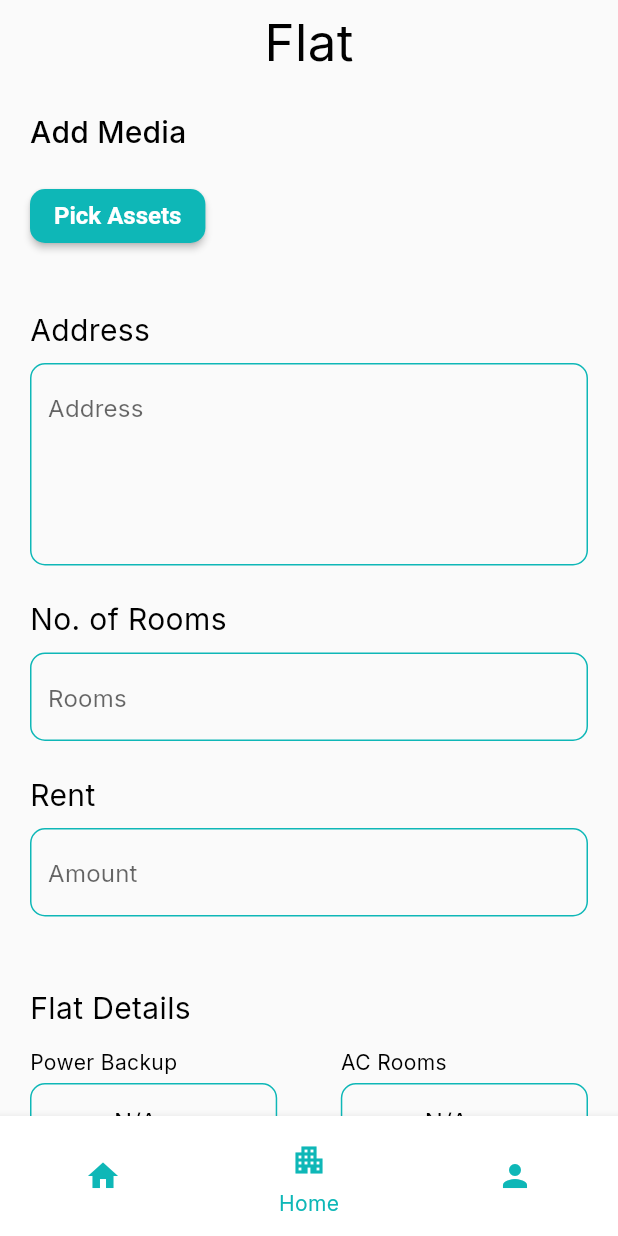
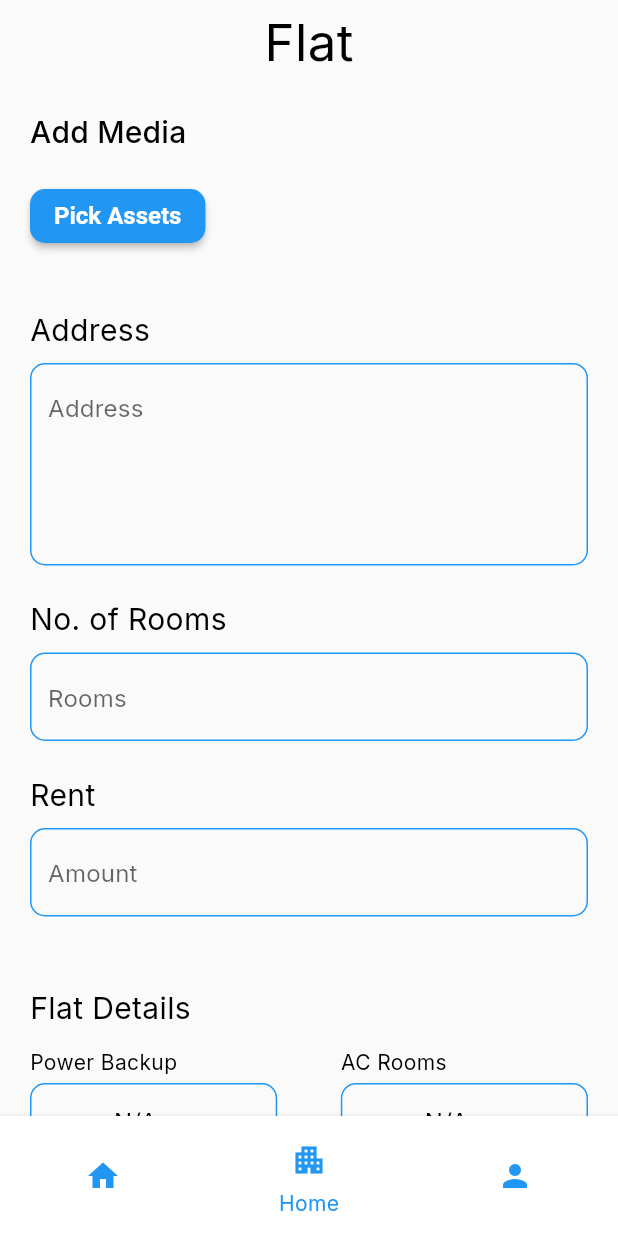
Before and after one commit to A-d-i-b/RentIt-Owner, a Flutter app: the screen it shows after launch, swiped to page 2, on a phone screen of 412 x 824 dp. Run offline on Flutter 3.47's test engine with Material 2 defaults, Android fonts, the light colour scheme and no system bars; our stand-ins replace get, google_fonts, image_picker; missing offline and left inert: wechat_assets_picker; network calls fail.

Commit message:
- added routes - changed primary color - started landing screen - removed web folder

```diff
--- a/lib/Forms/flat_form.dart
+++ b/lib/Forms/flat_form.dart
@@ -14,37 +14,6 @@ class FlatForm extends StatefulWidget {
 
 class _FlatFormState extends State<FlatForm> {
   FlatFormController flatFormController = Get.put(FlatFormController());
-
-  Map<String, String> extra_details = {
-    "Address": "",
-    "No. of Rooms": "",
-    "Rent": "",
-    "Notice Period": "",
-    "Description": "",
-  };
-
-  Map<String, String> Details = {
-    "Power Backup": "N/A", //index 0
-    "AC Rooms": "N/A", //index 1
-    "Maintenance": "N/A", //index 2
-    "Electricity Charges": "N/A", //index 3
-    "Available for": "N/A", // index 4
-    "Preferred Tenants": "N/A", // index 5
-    "Food": "N/A", // index 6
-    "Wifi": "N/A", // index 7
-    "Furniture": "N/A",
-    "BHK": "N/A", // else
-  };
-  // List<DropdownMenuItem<String>> items0 = [
-  //   const DropdownMenuItem(
-  //     value: "N/A",
-  //     child: Text("N/A"),
-  //   ),
-  //   const DropdownMenuItem(
-  //     value: "Students",
-  //     child: Text("Students"),
-  //   ),
-  // ];
 
   final items0 = generateItems(["N/A", "Students"]);
   final items1 = generateItems(["N/A", "Available", "Not Available"]);
@@ -69,33 +38,6 @@ class _FlatFormState extends State<FlatForm> {
     }
     return temp;
   })(4);
-
-  // Expanded TypeSelector(int type, String TypeName) {
-  //   return Expanded(
-  //     child: ElevatedButton(
-  //       onPressed: () {
-  //         if (type == 0) {
-  //           Room_type.add(TypeName);
-  //         }
-  //         if (type == 1) {
-  //           if (Room_type.isNotEmpty) {
-  //             Room_type.remove(TypeName);
-  //           }
-  //         }
-  //         setState(() {
-  //           type == 0 ? type = 1 : type = 0;
-  //         });
-  //       },
-  //       style: ButtonStyle(
-  //           backgroundColor: MaterialStateProperty.all(
-  //               type == 0 ? Colors.white : const Color(0xFF0EB7B7))),
-  //       child: Text(
-  //         TypeName,
-  //         style: TextStyle(color: Colors.black),
-  //       ),
-  //     ),
-  //   );
-  // }
 
   @override
   Widget build(BuildContext context) {
@@ -131,6 +73,7 @@ class _FlatFormState extends State<FlatForm> {
           ),
 
           const SizedBox(height: 5),
+
           Field(
             heading: "Rent",
             hint: "Amount",
--- a/lib/Forms/pg_form.dart
+++ b/lib/Forms/pg_form.dart
@@ -27,9 +27,6 @@ class _PgFormState extends State<PgForm> {
   final items3 = generateItems(["N/A", "Male", "Female", "Both"]);
   final items4 =
       generateItems(["N/A", "Furnished", "Semi Furnished", "Not Furnished"]);
-
-  // Widget dropdownButton(String name, List<DropdownMenuItem<String>> iteam,
-  //         Map<String, String> Details) =>
 
   Widget Button(String type) {
     return Row(
--- a/lib/Screens/flat_screen.dart
+++ b/lib/Screens/flat_screen.dart
@@ -50,14 +50,14 @@ class _FlatState extends State<FlatHome> {
         centerTitle: true,
       ),
       body: ListView(
-        children: [
-          const SizedBox(
+        children: const [
+          SizedBox(
             height: 20,
           ),
           Padding(
               padding: EdgeInsets.only(left: 20, right: 20),
-              child: const AssetPickerWidget()),
-          const SizedBox(
+              child: AssetPickerWidget()),
+          SizedBox(
             height: 20,
           ),
           FlatForm(),
--- a/lib/Screens/home_screen.dart
+++ b/lib/Screens/home_screen.dart
@@ -1,10 +1,8 @@
 import 'package:flutter/material.dart';
-import 'package:househunt/Screens/pg_screen.dart';
-import 'package:househunt/screens/example.dart';
+import 'package:househunt/screens/flat_screen.dart';
 import 'package:househunt/screens/landing_home_screen.dart';
 import 'package:househunt/theme/base_theme.dart';
 import 'package:househunt/widgets/bottom_bar_icon.dart';
-import 'package:househunt/Screens/flat_screen.dart';
 
 class HomeScreen extends StatefulWidget {
   const HomeScreen({Key? key}) : super(key: key);
@@ -34,7 +32,10 @@ class _HomeScreenState extends State<HomeScreen> {
       bottomNavigationBar: NavigationBarTheme(
         data: NavigationBarThemeData(
           labelTextStyle: MaterialStateProperty.all(
-              const TextStyle(color: Color(0xFF0EB7B7))),
+            const TextStyle(
+              color: primary,
+            ),
+          ),
           elevation: 5,
           indicatorColor: Colors.white,
           backgroundColor: Colors.white,
@@ -58,12 +59,8 @@ class _HomeScreenState extends State<HomeScreen> {
       body: PageView(
         controller: pageController,
         children: const [
-          PgHome(),
+          LandingHomeScreen(),
           FlatHome(),
-          // Example(),
-          // LandingHomeScreen(),
-          Example(),
-          // Example(),
         ],
         onPageChanged: (page) {
           setState(() {
--- a/lib/main.dart
+++ b/lib/main.dart
@@ -1,6 +1,6 @@
 import 'package:flutter/material.dart';
 import 'package:get/route_manager.dart';
-import 'package:househunt/screens/home_screen.dart';
+import 'package:househunt/routes.dart';
 import 'package:househunt/theme/base_theme.dart';
 
 void main() {
@@ -14,7 +14,7 @@ class MyApp extends StatelessWidget {
   Widget build(BuildContext context) {
     return GetMaterialApp(
       theme: theme,
-      home: const HomeScreen(),
+      getPages: routes,
     );
   }
 }
--- /dev/null
+++ b/lib/routes.dart
@@ -0,0 +1,10 @@
+import 'package:get/route_manager.dart';
+import 'package:househunt/screens/flat_screen.dart';
+import 'package:househunt/screens/home_screen.dart';
+import 'package:househunt/screens/pg_screen.dart';
+
+final routes = [
+  GetPage(name: '/', page: () => const HomeScreen()),
+  GetPage(name: '/add-pg', page: () => const PgHome()),
+  GetPage(name: '/add-flat', page: () => const FlatHome()),
+];
--- a/lib/theme/base_theme.dart
+++ b/lib/theme/base_theme.dart
@@ -1,7 +1,7 @@
 import 'package:flutter/material.dart';
 import 'package:google_fonts/google_fonts.dart';
 
-const primary = Color(0xFF0EB7B7);
+const primary = Colors.blue;
 
 final theme = ThemeData.light().copyWith(
   textButtonTheme: TextButtonThemeData(
--- a/lib/widgets/dropdown_button.dart
+++ b/lib/widgets/dropdown_button.dart
@@ -1,4 +1,5 @@
 import 'package:flutter/material.dart';
+import 'package:househunt/theme/base_theme.dart';
 
 class DropDownButton extends StatelessWidget {
   const DropDownButton({
@@ -28,7 +29,7 @@ class DropDownButton extends StatelessWidget {
           decoration: BoxDecoration(
               borderRadius: BorderRadius.circular(10),
               border: Border.all(
-                color: const Color(0xFF0EB7B7),
+                color: primary,
                 width: 1,
               )),
           child: SizedBox(
```
Also changed, not shown: lib/Screens/landing_home_screen.dart (+82 -5 lines), 7 other files.
